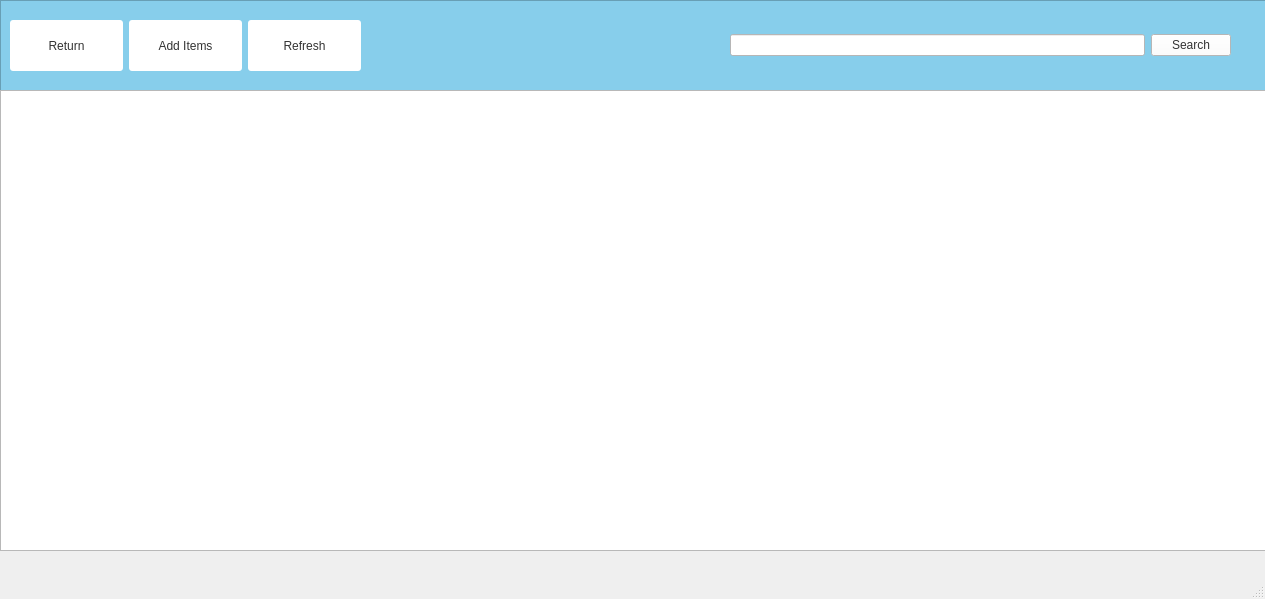
This is Ui/items_window.ui in Youki27/LNHS-Inventory-System as Qt 5 draws it before an edit. The edited form follows.
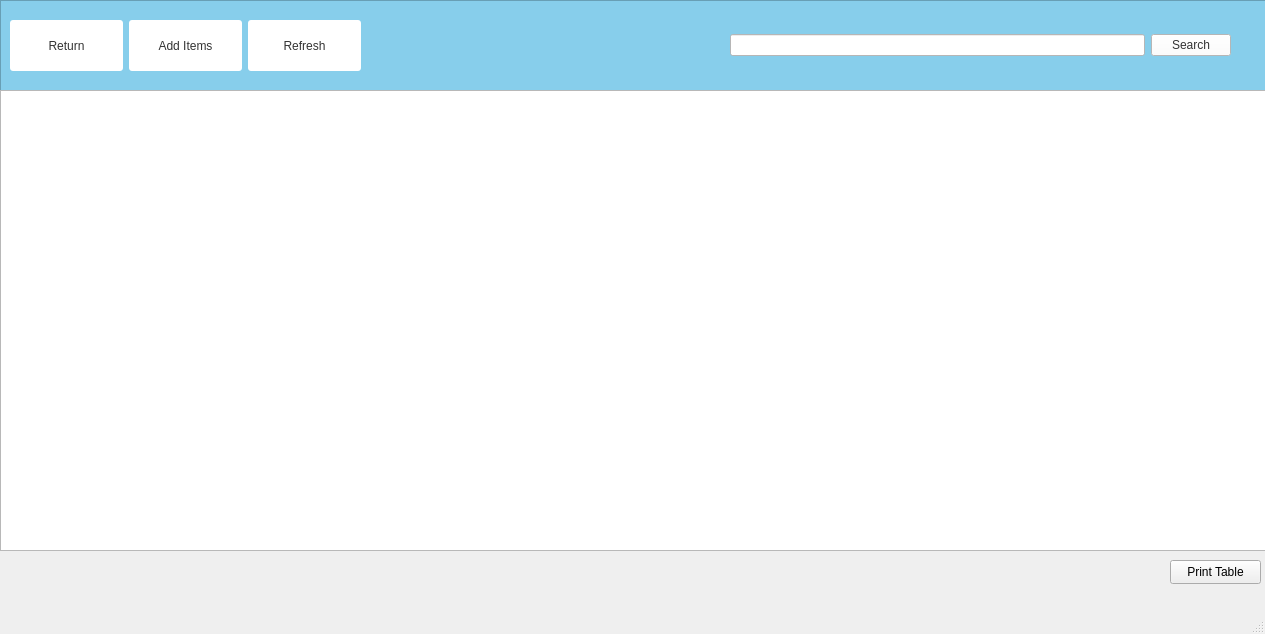
This is the edited form.

Commit message: Added print table

```diff
--- a/Ui/items_window.ui
+++ b/Ui/items_window.ui
@@ -7,7 +7,7 @@
     <x>0</x>
     <y>0</y>
     <width>1265</width>
-    <height>599</height>
+    <height>634</height>
    </rect>
   </property>
   <property name="windowTitle">
@@ -161,6 +161,19 @@
      <bool>false</bool>
     </attribute>
    </widget>
+   <widget class="QPushButton" name="print_table">
+    <property name="geometry">
+     <rect>
+      <x>1170</x>
+      <y>560</y>
+      <width>91</width>
+      <height>24</height>
+     </rect>
+    </property>
+    <property name="text">
+     <string>Print Table</string>
+    </property>
+   </widget>
   </widget>
   <widget class="QMenuBar" name="menubar">
    <property name="geometry">
```
The commit also changes 5 other files.
